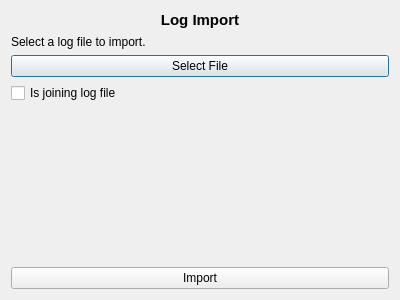
Before: the Qt Designer form ui/logImport.ui in PurdueElectricRacing/DaqApp, drawn with Qt 5.
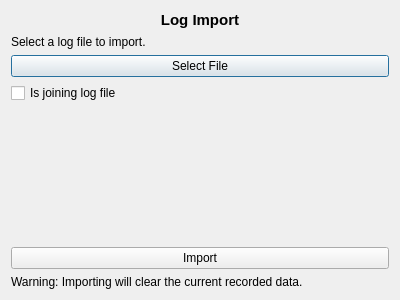
After: the same form once the commit is applied.

The edit to the form file:
```diff
--- a/ui/logImport.ui
+++ b/ui/logImport.ui
@@ -72,6 +72,13 @@
      </property>
     </widget>
    </item>
+   <item>
+    <widget class="QLabel" name="label_2">
+     <property name="text">
+      <string>Warning: Importing will clear the current recorded data.</string>
+     </property>
+    </widget>
+   </item>
   </layout>
  </widget>
  <resources/>
```
